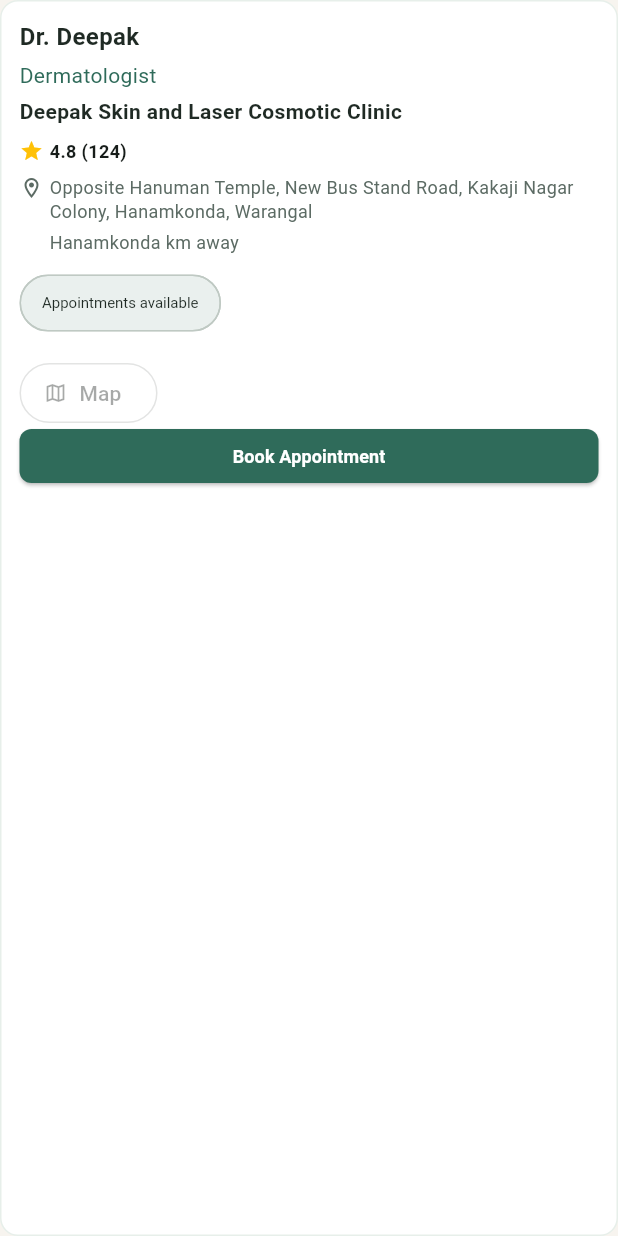
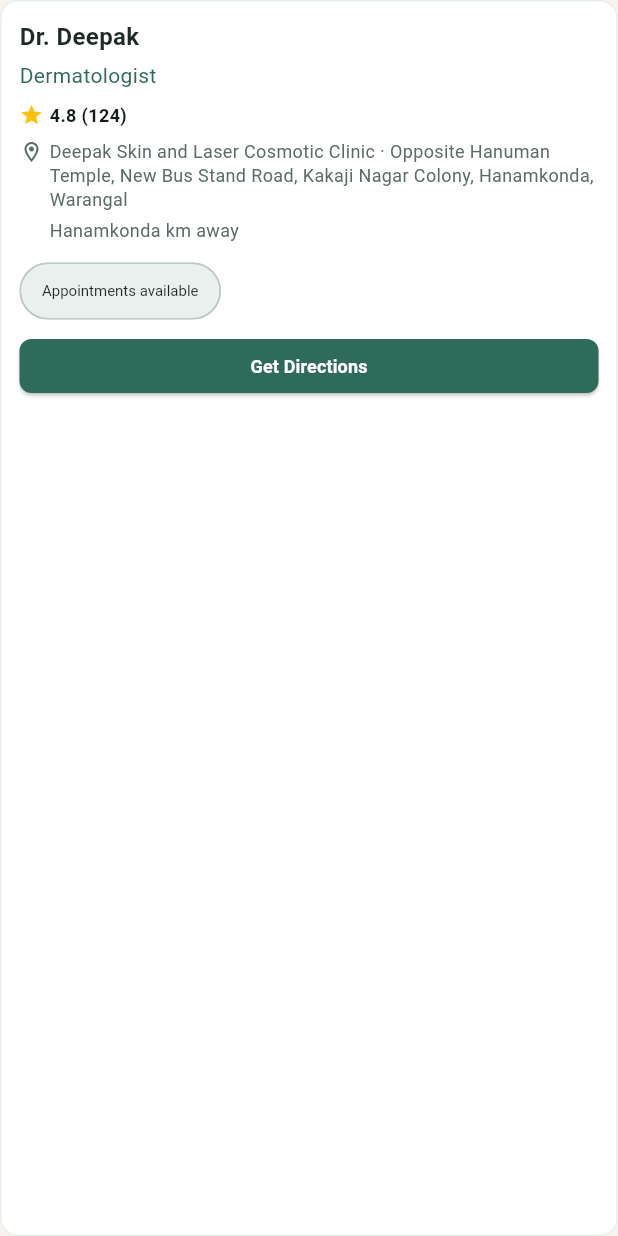
Before and after one commit to Mohammed-Fawaz-Ali/DermaLens, a Flutter app: the DoctorCard widget shown alone on an empty page, opened directly with sample values from the repository, on a phone screen of 412 x 824 dp. Run offline on Flutter 3.47's test engine with Material 3 defaults, Android fonts, the phone set to English and light mode, and no system bars; our stand-ins replace image_picker, permission_handler, shared_preferences; missing offline and left inert: onnxruntime; accounts and stored records are empty; network calls fail.

Commit message:
fixed doctor card

```diff
--- a/lib/widgets/doctor_card.dart
+++ b/lib/widgets/doctor_card.dart
@@ -9,18 +9,32 @@
 
   const DoctorCard({Key? key, required this.doctor}) : super(key: key);
 
+  /// Prefer one place name so hospital isn't printed twice.
+  String get _placeLabel {
+    final clinic = doctor.clinic.trim();
+    final location = doctor.location.trim();
+    if (clinic.isEmpty) return location;
+    if (location.isEmpty) return clinic;
+    // Same or location already contains clinic → show once
+    if (clinic.toLowerCase() == location.toLowerCase() ||
+        location.toLowerCase().contains(clinic.toLowerCase()) ||
+        clinic.toLowerCase().contains(location.toLowerCase())) {
+      return location.length >= clinic.length ? location : clinic;
+    }
+    return '$clinic · $location';
+  }
+
   @override
   Widget build(BuildContext context) {
+    final place = _placeLabel;
+
     return Container(
       decoration: BoxDecoration(
         color: AppColors.surface,
         borderRadius: BorderRadius.circular(12),
         border: Border.all(color: AppColors.chip, width: 1),
       ),
-      child: Column(
-        crossAxisAlignment: CrossAxisAlignment.start,
-        children: [
-          Padding(
+      child: Padding(
         padding: const EdgeInsets.all(12.0),
         child: Column(
           crossAxisAlignment: CrossAxisAlignment.start,
@@ -36,19 +50,10 @@
             const SizedBox(height: 4),
             Text(
               doctor.specialty,
-                  style: TextStyle(fontSize: 14, color: AppColors.primary),
+              style: const TextStyle(fontSize: 14, color: AppColors.primary),
             ),
-                const SizedBox(height: 4),
-                Text(
-                  doctor.clinic,
-                  style: const TextStyle(
-                    fontSize: 14,
-                    fontWeight: FontWeight.w600,
-                    color: AppColors.text,
-                  ),
-                ),
+            if (doctor.rating > 0) ...[
               const SizedBox(height: 8),
-                if (doctor.rating > 0)
               Row(
                 children: [
                   const Icon(Icons.star, size: 16, color: Colors.amber),
@@ -62,6 +67,8 @@
                   ),
                 ],
               ),
+            ],
+            if (place.isNotEmpty) ...[
               const SizedBox(height: 8),
               Row(
                 crossAxisAlignment: CrossAxisAlignment.start,
@@ -74,7 +81,7 @@
                   const SizedBox(width: 4),
                   Expanded(
                     child: Text(
-                        doctor.location,
+                      place,
                       style: const TextStyle(
                         fontSize: 12,
                         color: AppColors.muted,
@@ -84,10 +91,12 @@
                   ),
                 ],
               ),
-                // Show distance if available
+            ],
+            if (doctor.distance.isNotEmpty && doctor.distance != '0.0')
+              const SizedBox(height: 4),
             if (doctor.distance.isNotEmpty && doctor.distance != '0.0')
               Padding(
-                    padding: const EdgeInsets.only(left: 20.0, top: 4.0),
+                padding: const EdgeInsets.only(left: 20.0),
                 child: Text(
                   '${doctor.distance} km away',
                   style: const TextStyle(
@@ -96,6 +105,7 @@
                   ),
                 ),
               ),
+            if (doctor.availability.isNotEmpty) ...[
               const SizedBox(height: 8),
               Chip(
                 label: Text(
@@ -108,56 +118,13 @@
                   vertical: 2.0,
                 ),
               ),
-                if (doctor.phone.isNotEmpty || doctor.website.isNotEmpty)
-                  Padding(
-                    padding: const EdgeInsets.only(top: 4),
-                    child: Text(
-                      [
-                        if (doctor.phone.isNotEmpty) doctor.phone,
-                        if (doctor.website.isNotEmpty) doctor.website,
-                      ].join(' | '),
-                      maxLines: 2,
-                      overflow: TextOverflow.ellipsis,
-                      style: const TextStyle(
-                        fontSize: 12,
-                        color: AppColors.muted,
-                      ),
-                    ),
-                  ),
-                const SizedBox(height: 12),
-                Wrap(
-                  spacing: 8,
-                  runSpacing: 8,
-                  children: [
-                    if (doctor.website.isNotEmpty)
-                      OutlinedButton.icon(
-                        onPressed: () => _openUrl(context, doctor.website),
-                        icon: const Icon(Icons.language, size: 16),
-                        label: const Text('Website'),
-                      ),
-                    OutlinedButton.icon(
-                      onPressed: doctor.mapUrl.isEmpty
-                          ? null
-                          : () => _openUrl(context, doctor.mapUrl),
-                      icon: const Icon(Icons.map_outlined, size: 16),
-                      label: const Text('Map'),
-                    ),
             ],
-                ),
+            const SizedBox(height: 8),
             SizedBox(
               width: double.infinity,
               height: 36,
               child: ElevatedButton(
-                    onPressed: () {
-                      ScaffoldMessenger.of(context).showSnackBar(
-                        SnackBar(
-                          content: Text(
-                            'Appointment request started for ${doctor.name}',
-                          ),
-                          backgroundColor: AppColors.primary,
-                        ),
-                      );
-                    },
+                onPressed: () => _openDirections(context),
                 style: ElevatedButton.styleFrom(
                   backgroundColor: AppColors.primary,
                   foregroundColor: Colors.white,
@@ -166,7 +133,7 @@
                   ),
                 ),
                 child: const Text(
-                      'Book Appointment',
+                  'Get Directions',
                   style: TextStyle(
                     fontSize: 12,
                     fontWeight: FontWeight.bold,
@@ -177,9 +144,21 @@
           ],
         ),
       ),
-        ],
-      ),
     );
+  }
+
+  Future<void> _openDirections(BuildContext context) async {
+    // Prefer maps; fall back to website only if no map URL
+    final target = doctor.mapUrl.isNotEmpty
+        ? doctor.mapUrl
+        : (doctor.website.isNotEmpty ? doctor.website : '');
+    if (target.isEmpty) {
+      ScaffoldMessenger.of(context).showSnackBar(
+        const SnackBar(content: Text('No directions available.')),
+      );
+      return;
+    }
+    await _openUrl(context, target);
   }
 
   Future<void> _openUrl(BuildContext context, String value) async {
```
Also changed, not shown: lib/screens/scan/scan_screen.dart (+79 -18 lines), assets/products/acne_treatment_gel.jpg (deleted), assets/products/antifungal_cream.jpg (deleted), assets/products/calamine_lotion.jpg (deleted), assets/products/gentle_cleanser.jpg (deleted), assets/products/moisturizing_lotion.jpg (deleted), assets/products/soothing_aloe_gel.jpg (deleted), assets/products/sunscreen_spf50.jpg (deleted), assets/products/vitamin_c_serum.jpg (deleted), 6 other files. Lines whose indentation alone changed are shown as unchanged.
